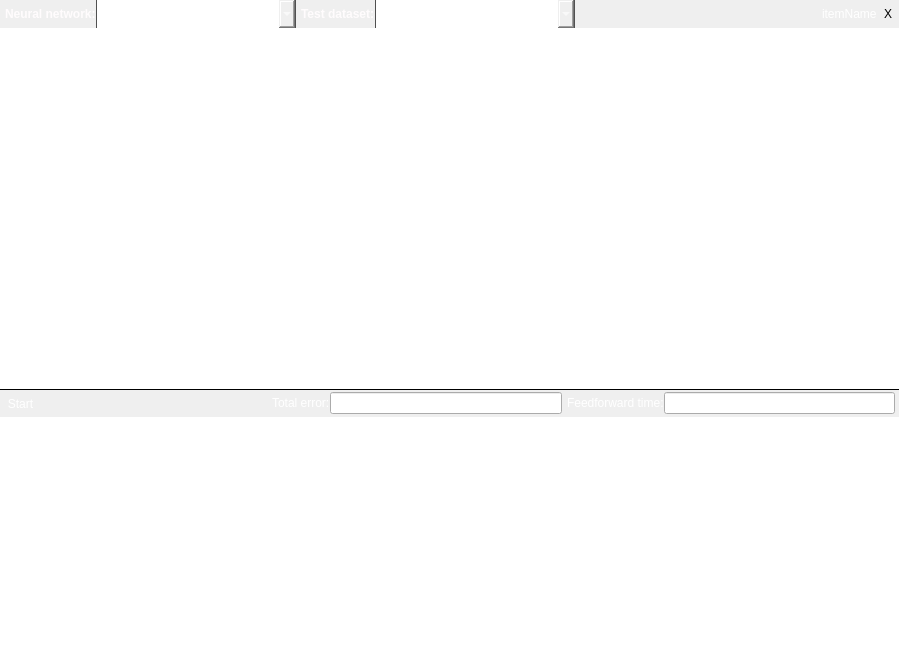
This is ApplicationUi/DatasetTestWidget.ui in kacerpetr/NNCreator as Qt 5 draws it before an edit. The edited form follows.
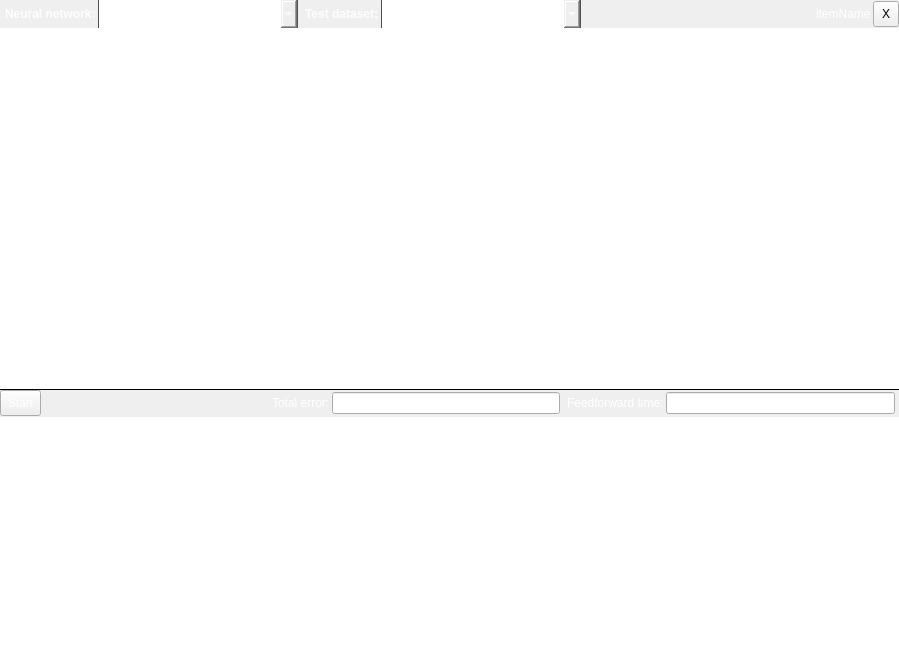
This is the edited form. Icons and pictures are not drawn.

Commit message: Look of tool buttons improved

Patch:
```diff
--- a/ApplicationUi/DatasetTestWidget.ui
+++ b/ApplicationUi/DatasetTestWidget.ui
@@ -65,7 +65,7 @@
      </property>
      <layout class="QHBoxLayout" name="horizontalLayout" stretch="0,0,0,0,0,0,0">
       <property name="spacing">
-       <number>0</number>
+       <number>2</number>
       </property>
       <property name="leftMargin">
        <number>0</number>
@@ -257,8 +257,14 @@
        <widget class="QToolButton" name="closeButton">
         <property name="minimumSize">
          <size>
-          <width>0</width>
-          <height>28</height>
+          <width>26</width>
+          <height>26</height>
+         </size>
+        </property>
+        <property name="maximumSize">
+         <size>
+          <width>26</width>
+          <height>26</height>
          </size>
         </property>
         <property name="toolTip">
@@ -277,9 +283,6 @@
           <height>22</height>
          </size>
         </property>
-        <property name="autoRaise">
-         <bool>true</bool>
-        </property>
        </widget>
       </item>
      </layout>
@@ -398,7 +401,7 @@
          </property>
          <layout class="QHBoxLayout" name="horizontalLayout_2">
           <property name="spacing">
-           <number>0</number>
+           <number>2</number>
           </property>
           <property name="leftMargin">
            <number>0</number>
@@ -414,6 +417,18 @@
           </property>
           <item>
            <widget class="QToolButton" name="startTestBtn">
+            <property name="minimumSize">
+             <size>
+              <width>26</width>
+              <height>26</height>
+             </size>
+            </property>
+            <property name="maximumSize">
+             <size>
+              <width>16777215</width>
+              <height>26</height>
+             </size>
+            </property>
             <property name="toolTip">
              <string>Calculates outputs and errors of neural network.</string>
             </property>
@@ -436,12 +451,6 @@
             <property name="toolButtonStyle">
              <enum>Qt::ToolButtonTextBesideIcon</enum>
             </property>
-            <property name="autoRaise">
-             <bool>true</bool>
-            </property>
-            <property name="arrowType">
-             <enum>Qt::NoArrow</enum>
-            </property>
            </widget>
           </item>
           <item>
```
The commit also changes 7 other files.
